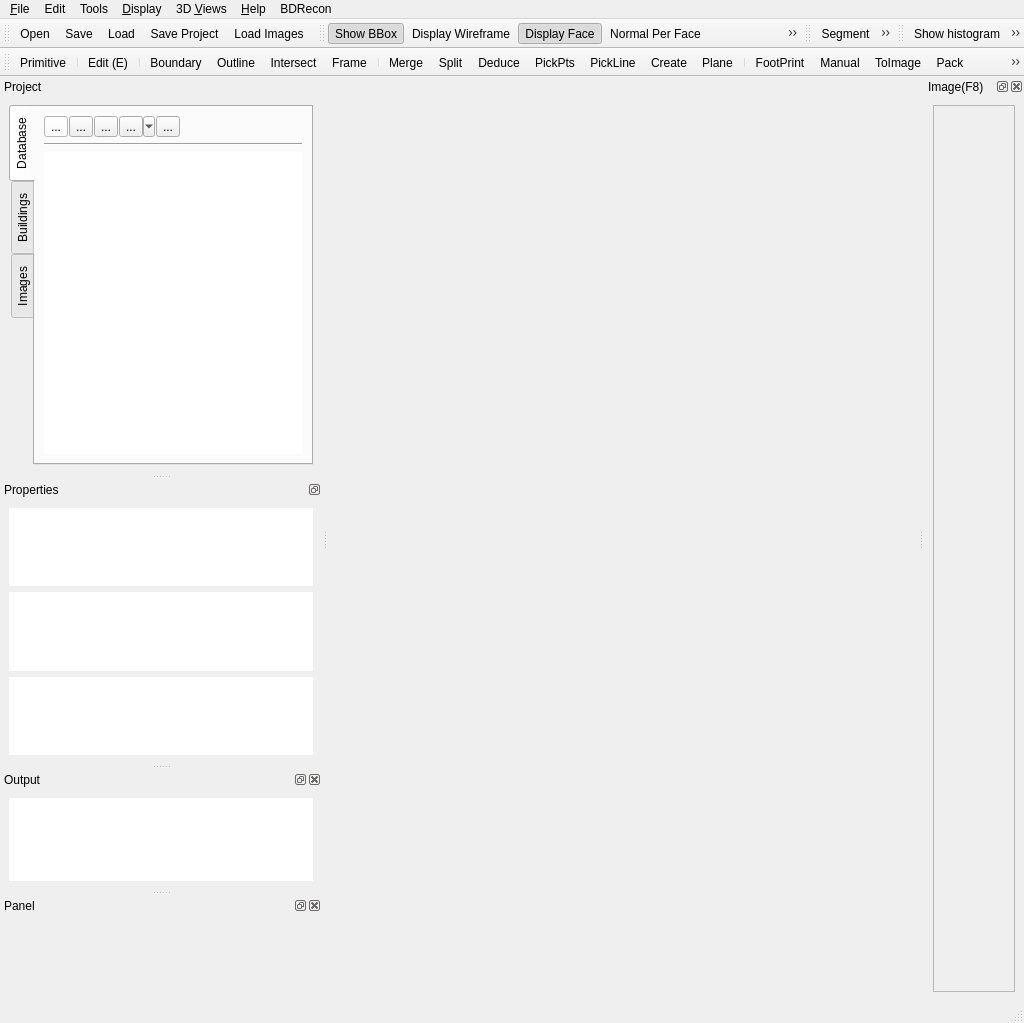
This is qCC/ui_templates/mainWindow.ui in CloudCompare/CloudCompare as Qt 5 draws it before an edit. The edited form follows.
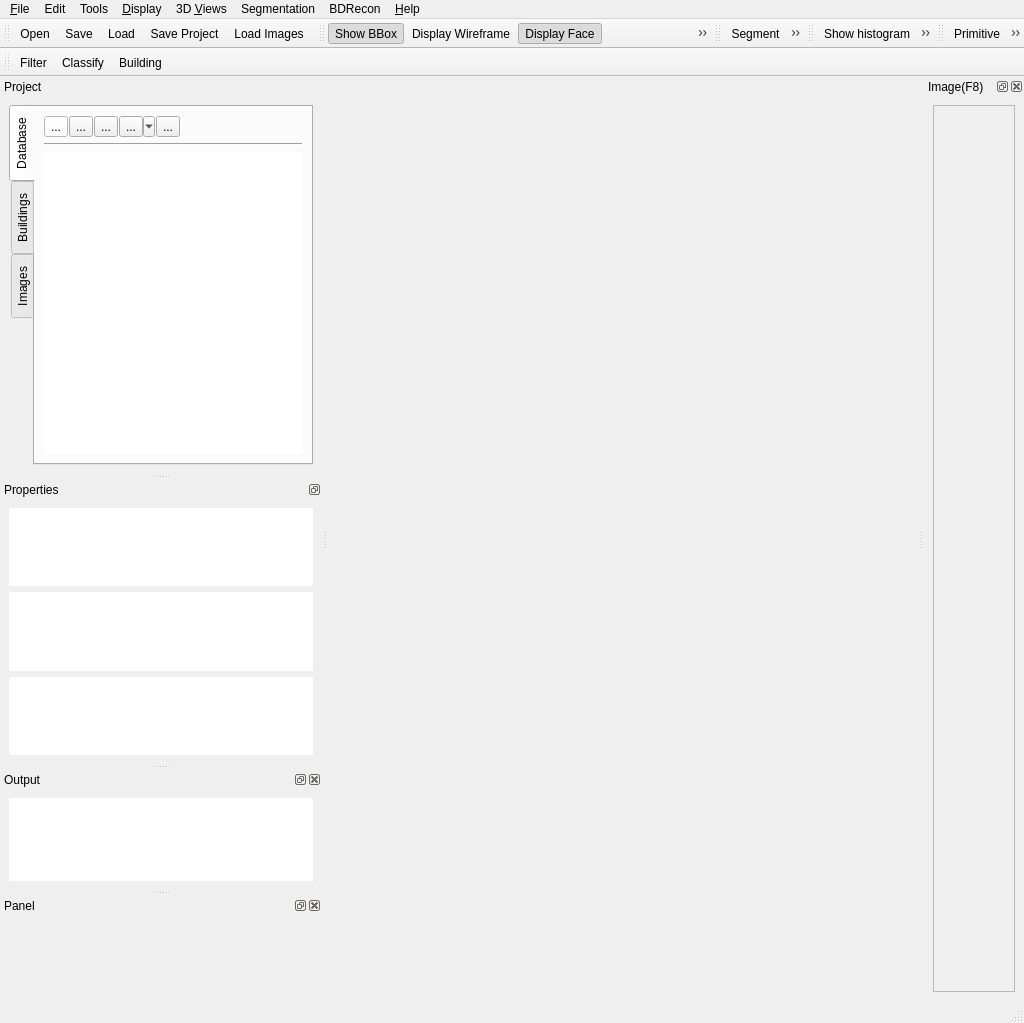
This is the edited form. Icons and pictures are not drawn. Custom widgets are drawn as their Qt base class.

```diff
--- a/qCC/ui_templates/mainWindow.ui
+++ b/qCC/ui_templates/mainWindow.ui
@@ -592,13 +592,22 @@
     <addaction name="actionSelectWorkingPlane"/>
     <addaction name="actionEditSelectedItem"/>
    </widget>
+   <widget class="QMenu" name="menuSegmentation_2">
+    <property name="title">
+     <string>Segmentation</string>
+    </property>
+    <addaction name="actionGroundFilteringBatch"/>
+    <addaction name="actionClassificationBatch"/>
+    <addaction name="actionBuildingSegmentationBatch"/>
+   </widget>
    <addaction name="menuFile"/>
    <addaction name="menuEdit"/>
    <addaction name="menuTools"/>
    <addaction name="menuDisplay"/>
    <addaction name="menu3DViews"/>
-   <addaction name="menuHelp"/>
+   <addaction name="menuSegmentation_2"/>
    <addaction name="menuBDRecon"/>
+   <addaction name="menuHelp"/>
   </widget>
   <widget class="QDockWidget" name="DockableDBTree">
    <property name="minimumSize">
@@ -1725,7 +1734,7 @@
     <enum>TopToolBarArea</enum>
    </attribute>
    <attribute name="toolBarBreak">
-    <bool>true</bool>
+    <bool>false</bool>
    </attribute>
    <addaction name="actionBDPlaneSegmentation"/>
    <addaction name="separator"/>
@@ -1858,6 +1867,23 @@
     </layout>
    </widget>
   </widget>
+  <widget class="QToolBar" name="toolBarSegmentation">
+   <property name="windowTitle">
+    <string>toolBar</string>
+   </property>
+   <property name="toolButtonStyle">
+    <enum>Qt::ToolButtonTextUnderIcon</enum>
+   </property>
+   <attribute name="toolBarArea">
+    <enum>TopToolBarArea</enum>
+   </attribute>
+   <attribute name="toolBarBreak">
+    <bool>true</bool>
+   </attribute>
+   <addaction name="actionGroundFilteringBatch"/>
+   <addaction name="actionClassificationBatch"/>
+   <addaction name="actionBuildingSegmentationBatch"/>
+  </widget>
   <action name="actionOpen">
    <property name="icon">
     <iconset resource="../icones.qrc">
@@ -4788,6 +4814,63 @@
     <string>import files from the filefolder</string>
    </property>
   </action>
+  <action name="actionGroundFilteringBatch">
+   <property name="icon">
+    <iconset resource="../icones.qrc">
+     <normaloff>:/CC/Stocker/images/stocker/groundfiltering.png</normaloff>:/CC/Stocker/images/stocker/groundfiltering.png</iconset>
+   </property>
+   <property name="text">
+    <string>Ground Filtering</string>
+   </property>
+   <property name="iconText">
+    <string>Filter</string>
+   </property>
+   <property name="toolTip">
+    <string>segment ground points and off-ground points</string>
+   </property>
+   <property name="statusTip">
+    <string>segment ground points and off-ground points</string>
+   </property>
+  </action>
+  <action name="actionClassificationBatch">
+   <property name="icon">
+    <iconset resource="../icones.qrc">
+     <normaloff>:/CC/Stocker/images/stocker/classification.png</normaloff>:/CC/Stocker/images/stocker/classification.png</iconset>
+   </property>
+   <property name="text">
+    <string>Classification</string>
+   </property>
+   <property name="iconText">
+    <string>Classify</string>
+   </property>
+   <property name="toolTip">
+    <string>point classification</string>
+   </property>
+   <property name="statusTip">
+    <string>point classification</string>
+   </property>
+   <property name="iconVisibleInMenu">
+    <bool>true</bool>
+   </property>
+  </action>
+  <action name="actionBuildingSegmentationBatch">
+   <property name="icon">
+    <iconset resource="../icones.qrc">
+     <normaloff>:/CC/Stocker/images/stocker/buildingblack.png</normaloff>:/CC/Stocker/images/stocker/buildingblack.png</iconset>
+   </property>
+   <property name="text">
+    <string>Building Segmentation</string>
+   </property>
+   <property name="iconText">
+    <string>Building</string>
+   </property>
+   <property name="toolTip">
+    <string>single building segmentation</string>
+   </property>
+   <property name="statusTip">
+    <string>single building segmentation</string>
+   </property>
+  </action>
  </widget>
  <customwidgets>
   <customwidget>
```
